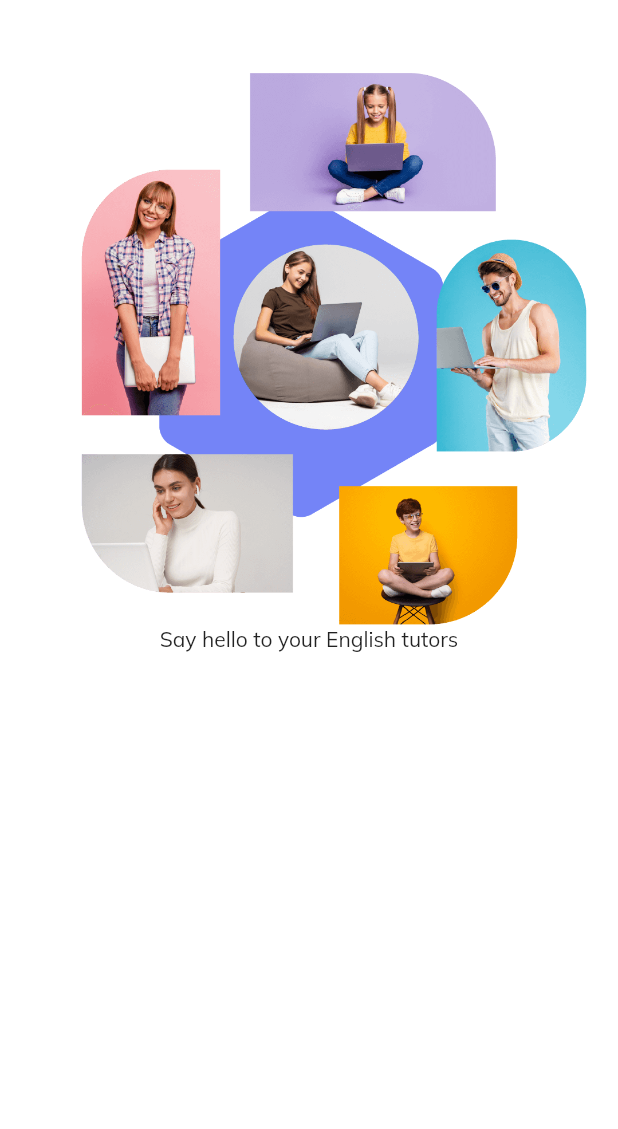
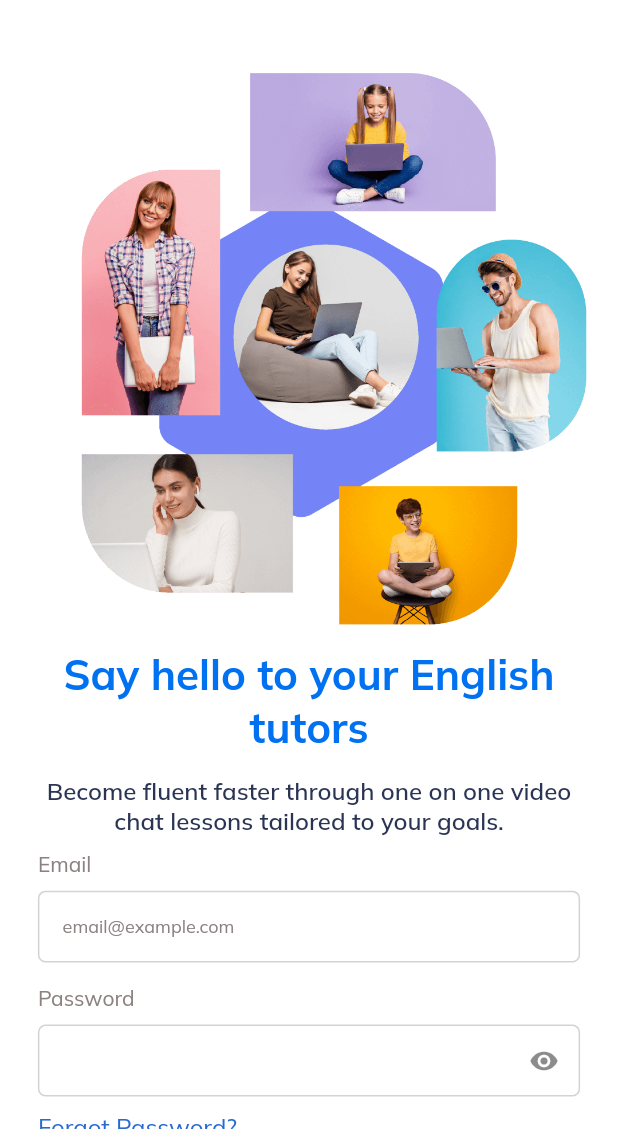
Before and after one commit to NgocNguyenC3/lettutor_edu, a Flutter app: the screen it shows after launch, on a phone screen of 412 x 824 dp, the part 107-1236 px from its top. Run offline on Flutter 3.47's test engine with Material 2 defaults, Android fonts, the phone set to English and light mode, and no system bars; our stand-ins replace flutter_svg, get, get_storage.

Commit message:
Login ui 3/4

```diff
--- a/lib/res/colors/colors_core.dart
+++ b/lib/res/colors/colors_core.dart
@@ -1,6 +1,6 @@
 import 'package:flutter/material.dart';
 
-const primaryColor = Color(0xFFE73941);
+const primaryColor = Color.fromRGBO(0, 113, 240, 1);
 const primaryColorDark = Color(0xFF131740);
 const accentColor = Color(0xFFE0E0E0);
 const backgroundColor = Color(0xFFF4F3F3);
--- a/lib/res/languages/en_us.dart
+++ b/lib/res/languages/en_us.dart
@@ -5,6 +5,7 @@ final Map<String, String> enUS = {
       'Become fluent faster through one on one video chat lessons tailored to your goals.',
   'login.continue': 'Or continue with',
   'login.not.member': 'Not a member yet?',
+  'login': 'Log in',
 
   // Common
   'email.title': 'Email',
--- a/lib/res/languages/vi_vn.dart
+++ b/lib/res/languages/vi_vn.dart
@@ -5,6 +5,7 @@ final Map<String, String> viVN = {
       'Phát triển kỹ năng tiếng Anh nhanh nhất bằng cách học 1 kèm 1 trực tuyến theo mục tiêu và lộ trình dành cho riêng bạn.',
   'login.continue': 'Hoặc tiếp tục với',
   'login.not.member': 'Chưa có tài khoản?',
+  'login': 'Đăng nhập',
 
   // Common
   'email.title': 'Email',
--- a/lib/res/theme/text_theme.dart
+++ b/lib/res/theme/text_theme.dart
@@ -2,7 +2,8 @@ import 'package:flutter/material.dart';
 import 'package:lettutor_edu_clone/res/dimens.dart';
 import 'package:lettutor_edu_clone/res/gen/fonts.gen.dart';
 
-const fontApp = TextStyle(fontFamily: FontFamily.mulish, fontWeight: FontWeight.w400);
+const fontApp =
+    TextStyle(fontFamily: FontFamily.mulish, fontWeight: FontWeight.w500);
 
 TextStyle get text10 => fontApp.copyWith(fontSize: 10.sp);
 
--- /dev/null
+++ b/lib/ui/login/components/input_field_area.dart
@@ -0,0 +1,75 @@
+import 'package:flutter/material.dart';
+import 'package:lettutor_edu_clone/res/colors/colors_core.dart';
+import 'package:lettutor_edu_clone/res/constants/local_string.dart';
+import 'package:lettutor_edu_clone/res/dimens.dart';
+import 'package:lettutor_edu_clone/res/theme/text_theme.dart';
+import 'package:lettutor_edu_clone/widgets/common/button/loading_button.dart';
+import 'package:lettutor_edu_clone/widgets/common/text_field/baset_text_field.dart';
+
+class InputFieldArea extends StatelessWidget {
+  const InputFieldArea({
+    Key? key,
+  }) : super(key: key);
+
+  @override
+  Widget build(BuildContext context) {
+    return Column(
+      crossAxisAlignment: CrossAxisAlignment.start,
+      children: [
+        SizedBox(
+          height: 10.h,
+        ),
+        Text(
+          LocalString.emailTitle,
+          style: text14.copyWith(color: greyColor),
+          textAlign: TextAlign.start,
+        ),
+        SizedBox(
+          height: 8.h,
+        ),
+        baseTextField(
+            onChanged: (value) {},
+            controller: null,
+            hintText: 'email@example.com'),
+        SizedBox(
+          height: 15.h,
+        ),
+        Text(
+          LocalString.passwordTitle,
+          style: text14.copyWith(color: greyColor),
+          textAlign: TextAlign.start,
+        ),
+        SizedBox(
+          height: 8.h,
+        ),
+        baseTextField(
+            onChanged: (value) {},
+            controller: null,
+            hintText: '',
+            icon: InkWell(
+              onTap: () {},
+              child: const Icon(Icons.visibility, size: 20),
+            )),
+        SizedBox(
+          height: 10.h,
+        ),
+        InkWell(
+          onTap: () {},
+          child: Text(
+            LocalString.forgetPassword,
+            style:
+                text16.copyWith(color: const Color.fromRGBO(40, 106, 210, 1)),
+          ),
+        ),
+        SizedBox(
+          height: 10.h,
+        ),
+        LoadingButtonWidget(
+            submit: () {}, isLoading: false, label: LocalString.login),
+        SizedBox(
+          height: 10.h,
+        ),
+      ],
+    );
+  }
+}
--- /dev/null
+++ b/lib/ui/login/components/login_title_area.dart
@@ -0,0 +1,38 @@
+import 'package:flutter/material.dart';
+import 'package:lettutor_edu_clone/res/constants/local_string.dart';
+import 'package:lettutor_edu_clone/res/dimens.dart';
+import 'package:lettutor_edu_clone/res/theme/text_theme.dart';
+
+class LoginTitleArea extends StatelessWidget {
+  const LoginTitleArea({
+    Key? key,
+  }) : super(key: key);
+
+  @override
+  Widget build(BuildContext context) {
+    return Column(
+      children: [
+        Padding(
+          padding: EdgeInsets.symmetric(horizontal: 14.0.w),
+          child: Text(
+            LocalString.loginTitle,
+            style: text28.copyWith(
+                color: const Color.fromRGBO(0, 113, 240, 1),
+                fontWeight: FontWeight.w700),
+            textAlign: TextAlign.center,
+          ),
+        ),
+        SizedBox(
+          height: 15.h,
+        ),
+        Text(
+          LocalString.loginSubTitle,
+          style: text16.copyWith(
+              color: const Color.fromRGBO(42, 52, 83, 1),
+              fontWeight: FontWeight.w600),
+          textAlign: TextAlign.center,
+        ),
+      ],
+    );
+  }
+}
--- a/lib/ui/login/login_page.dart
+++ b/lib/ui/login/login_page.dart
@@ -1,18 +1,20 @@
 // ignore_for_file: public_member_api_docs, sort_constructors_first
 import 'package:flutter/material.dart';
 import 'package:get/get.dart';
-import 'package:lettutor_edu_clone/res/constants/local_string.dart';
+
 import 'package:lettutor_edu_clone/res/dimens.dart';
 import 'package:lettutor_edu_clone/res/gen/assets.gen.dart';
 import 'package:lettutor_edu_clone/ui/base/base_scaffold.dart';
+import 'package:lettutor_edu_clone/ui/login/components/input_field_area.dart';
+import 'package:lettutor_edu_clone/ui/login/components/login_title_area.dart';
+import 'package:lettutor_edu_clone/ui/login/login_controller.dart';
 import 'package:lettutor_edu_clone/widgets/icon/circle_icon_widget.dart';
-
-import 'login_controller.dart';
 
 class LoginPage extends GetWidget<LoginController> {
   @override
   Widget build(BuildContext context) {
     return BaseScaffold(
+      resizeToAvoidBottomInset: true,
       actions: [
         CircleIconWidget(
           child: Assets.svg.common.iconVn.svg(),
@@ -26,7 +28,20 @@ class LoginPage extends GetWidget<LoginController> {
               height: 35.h,
             ),
             Assets.images.imageLogin.image(),
-            Text(LocalString.loginTitle)
+            SizedBox(
+              height: 15.h,
+            ),
+            Padding(
+              padding:
+                  EdgeInsets.only(left: 23.0.w, right: 23.0.w, bottom: 70.h),
+              child: Column(
+                crossAxisAlignment: CrossAxisAlignment.start,
+                children: [
+                  const LoginTitleArea(),
+                  const InputFieldArea(),
+                ],
+              ),
+            )
           ],
         ),
       ),
--- /dev/null
+++ b/lib/widgets/common/text_field/baset_text_field.dart
@@ -0,0 +1,59 @@
+import 'package:flutter/material.dart';
+import 'package:flutter/services.dart';
+import 'package:lettutor_edu_clone/res/colors/colors_core.dart';
+import 'package:lettutor_edu_clone/res/dimens.dart';
+import 'package:lettutor_edu_clone/res/theme/text_theme.dart';
+
+TextFormField baseTextField(
+    {required Function(String) onChanged,
+    required TextEditingController? controller,
+    required String hintText,
+    void Function()? onTap,
+    bool readOnly = false,
+    bool isObscure = false,
+    bool isPhone = false,
+    int? maxLength,
+    InkWell? icon,
+    FormFieldValidator<String>? validator}) {
+  return TextFormField(
+    onTap: onTap,
+    readOnly: readOnly,
+    inputFormatters: [
+      LengthLimitingTextInputFormatter(maxLength),
+    ],
+    obscureText: isObscure,
+    autovalidateMode: AutovalidateMode.onUserInteraction,
+    controller: controller,
+    textAlign: TextAlign.start,
+    validator: validator,
+    textCapitalization: TextCapitalization.words,
+    keyboardType: isPhone ? TextInputType.phone : TextInputType.text,
+    style: text12,
+    //focusNode: focusNode,
+    onChanged: onChanged,
+    decoration: InputDecoration(
+      hintStyle: text12.copyWith(color: greyColor),
+      filled: true,
+      fillColor: whiteColor,
+      hintText: hintText,
+      suffixIcon: icon,
+      focusedBorder: underLineIntputBorder(width: 2, color: greyBorderColor),
+      enabledBorder: underLineIntputBorder(width: 2, color: greyBorderColor),
+      contentPadding: EdgeInsets.symmetric(
+        horizontal: 15.w,
+        vertical: 15.w,
+      ),
+      isDense: true,
+    ),
+  );
+}
+
+OutlineInputBorder underLineIntputBorder(
+    {required double width, required color}) {
+  return OutlineInputBorder(
+    borderRadius: BorderRadius.circular(5.0.r),
+    borderSide: BorderSide(
+      color: color,
+    ),
+  );
+}
```
Also changed, not shown: lib/widgets/common/button/base_button.dart (added, +54 -0 lines), lib/widgets/common/button/loading/dot.dart (added, +47 -0 lines), lib/widgets/common/button/loading/three_bounce.dart (added, +56 -0 lines), lib/widgets/common/button/loading_button.dart (added, +76 -0 lines).
